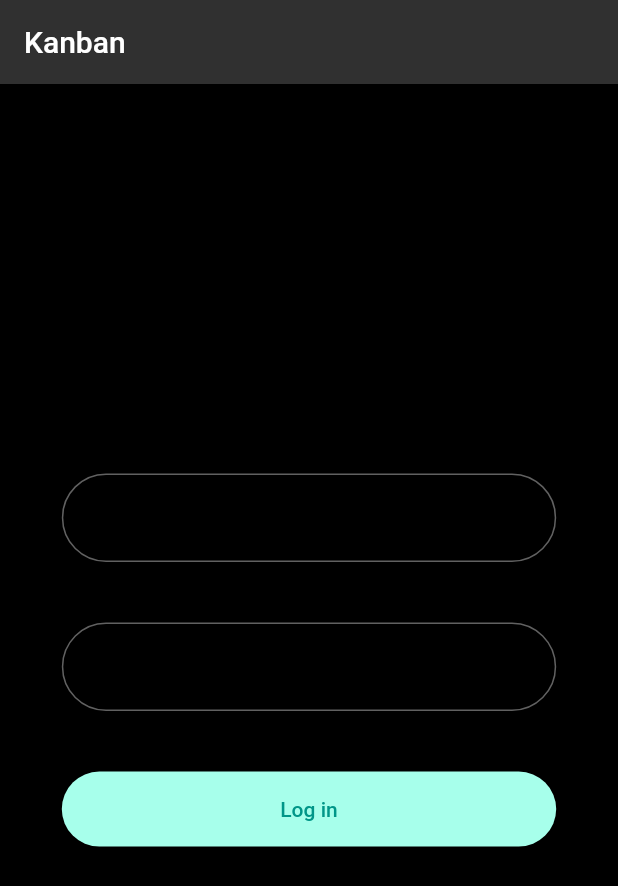
After one commit to lelsweyr17/login_demo_app, a Flutter app: the screen it shows after launch, on a phone screen of 412 x 824 dp. The commit adds this screen. Shown: the top 886 px of the screen. Run offline on Flutter 3.47's test engine with Material 2 defaults, Android fonts, the phone set to English and light mode, and no system bars; our stand-ins replace bloc, flutter_bloc.

Commit message:
Add validation, login bloc. TODO: global app state

```diff
--- a/lib/app/my_app.dart
+++ /dev/null
@@ -1,21 +0,0 @@
-import 'package:flutter/material.dart';
-import 'package:login_demo_app/app/pages/home_page.dart';
-import 'package:login_demo_app/app/pages/login_page.dart';
-import 'package:login_demo_app/app/theme.dart';
-
-class MyApp extends StatelessWidget {
-  @override
-  Widget build(BuildContext context) {
-    return MaterialApp(
-      title: 'Flutter Demo',
-      theme: Themes.mainTheme(),
-      initialRoute: '/',
-      routes: appRoutes,
-    );
-  }
-
-  final Map<String, WidgetBuilder> appRoutes = {
-    '/': (context) => LoginPage(),
-    '/home' : (context) => HomePage(),
-  };
-}
--- /dev/null
+++ b/lib/bloc/login_bloc/login_event.dart
@@ -0,0 +1,34 @@
+abstract class LoginEvent {
+  const LoginEvent();
+
+  @override
+  List<Object> get props => [];
+}
+
+class LoginUsernameChange extends LoginEvent {
+  final String username;
+
+  LoginUsernameChange(this.username);
+
+  @override
+  List<Object> get props => [username];
+}
+
+class LoginPasswordChange extends LoginEvent {
+  final String password;
+
+  LoginPasswordChange(this.password);
+
+  @override
+  List<Object> get props => [password];
+}
+
+class LoginWithCredentialsPressed extends LoginEvent {
+  final String username;
+  final String password;
+
+  LoginWithCredentialsPressed(this.username, this.password);
+
+  @override
+  List<Object> get props => [username, password];
+}
--- /dev/null
+++ b/lib/bloc/login_bloc/login_state.dart
@@ -0,0 +1,75 @@
+class LoginState {
+  final bool isUsernameValid;
+  final bool isPasswordValid;
+  final bool isSubmitting;
+  final bool isSuccess;
+  final bool isFailure;
+
+  bool get isFormValid => isUsernameValid && isPasswordValid;
+
+  LoginState(
+      {required this.isUsernameValid,
+      required this.isPasswordValid,
+      required this.isSubmitting,
+      required this.isSuccess,
+      required this.isFailure});
+
+  factory LoginState.empty() {
+    return LoginState(
+        isUsernameValid: true,
+        isPasswordValid: true,
+        isSubmitting: false,
+        isSuccess: false,
+        isFailure: false);
+  }
+
+  factory LoginState.loading() {
+    return LoginState(
+        isUsernameValid: true,
+        isPasswordValid: true,
+        isSubmitting: true,
+        isSuccess: false,
+        isFailure: false);
+  }
+
+  factory LoginState.failure() {
+    return LoginState(
+        isUsernameValid: true,
+        isPasswordValid: true,
+        isSubmitting: false,
+        isSuccess: false,
+        isFailure: true);
+  }
+
+  factory LoginState.success() {
+    return LoginState(
+        isUsernameValid: true,
+        isPasswordValid: true,
+        isSubmitting: false,
+        isSuccess: true,
+        isFailure: false);
+  }
+
+  LoginState copyWith(
+      {bool? isUsernameValid,
+      bool? isPasswordValid,
+      bool? isSubmitting,
+      bool? isSuccess,
+      bool? isFailure}) {
+    return LoginState(
+        isUsernameValid: isUsernameValid ?? this.isUsernameValid,
+        isPasswordValid: isPasswordValid ?? this.isPasswordValid,
+        isSubmitting: isSubmitting ?? this.isSubmitting,
+        isSuccess: isSuccess ?? this.isSuccess,
+        isFailure: isFailure ?? this.isFailure);
+  }
+
+  LoginState update({bool? isUsernameValid, bool? isPasswordValid}) {
+    return copyWith(
+        isUsernameValid: isUsernameValid,
+        isPasswordValid: isPasswordValid,
+        isSubmitting: false,
+        isSuccess: false,
+        isFailure: false);
+  }
+}
--- a/lib/main.dart
+++ b/lib/main.dart
@@ -1,4 +1,4 @@
 import 'package:flutter/material.dart';
-import 'package:login_demo_app/app/my_app.dart';
+import 'package:login_demo_app/my_app.dart';
 
 void main() => runApp(MyApp());
--- /dev/null
+++ b/lib/my_app.dart
@@ -0,0 +1,21 @@
+import 'package:flutter/material.dart';
+import 'package:login_demo_app/pages/home_page.dart';
+import 'package:login_demo_app/pages/login/login_page.dart';
+import 'package:login_demo_app/theme.dart';
+
+class MyApp extends StatelessWidget {
+  @override
+  Widget build(BuildContext context) {
+    return MaterialApp(
+      title: 'Flutter Demo',
+      theme: Themes.mainTheme(),
+      initialRoute: '/',
+      routes: appRoutes,
+    );
+  }
+
+  final Map<String, WidgetBuilder> appRoutes = {
+    '/': (context) => LoginPage(),
+    '/home' : (context) => HomePage(),
+  };
+}
--- /dev/null
+++ b/lib/pages/login/login_form.dart
@@ -0,0 +1,125 @@
+import 'package:flutter/material.dart';
+import 'package:flutter_bloc/flutter_bloc.dart';
+import 'package:login_demo_app/bloc/login_bloc/login_bloc.dart';
+import 'package:login_demo_app/bloc/login_bloc/login_event.dart';
+import 'package:login_demo_app/bloc/login_bloc/login_state.dart';
+
+class LoginForm extends StatefulWidget {
+  @override
+  _LoginFormState createState() => _LoginFormState();
+}
+
+class _LoginFormState extends State<LoginForm> {
+  final TextEditingController _usernameController = TextEditingController();
+  final TextEditingController _passwordController = TextEditingController();
+
+  bool get isPopulated =>
+      _usernameController.text.isNotEmpty &&
+      _passwordController.text.isNotEmpty;
+
+  bool isLoginButtonEnabled(LoginState state) {
+    return state.isFormValid && isPopulated && !state.isSubmitting;
+  }
+
+  LoginBloc _loginBloc = LoginBloc();
+
+  @override
+  void initState() {
+    super.initState();
+    _loginBloc = BlocProvider.of<LoginBloc>(context);
+    _usernameController.addListener(_onUsernameChanged);
+    _passwordController.addListener(_onPasswordChanged);
+  }
+
+  void _onUsernameChanged() {
+    _loginBloc.add(LoginUsernameChange(_usernameController.text));
+  }
+
+  void _onPasswordChanged() {
+    _loginBloc.add(LoginPasswordChange(_passwordController.text));
+  }
+
+  void _onFormSubmitted() {
+    _loginBloc.add(LoginWithCredentialsPressed(
+        _usernameController.text, _passwordController.text));
+  }
+
+  @override
+  void dispose() {
+    _usernameController.dispose();
+    _passwordController.dispose();
+    super.dispose();
+  }
+
+  @override
+  Widget build(BuildContext context) {
+    return BlocListener<LoginBloc, LoginState>(
+      listener: (context, state) {},
+      child: BlocBuilder<LoginBloc, LoginState>(builder: (context, state) {
+        return Center(
+          child: Container(
+            height: MediaQuery.of(context).size.height * 0.4,
+            width: MediaQuery.of(context).size.width * 0.8,
+            child: Column(
+              crossAxisAlignment: CrossAxisAlignment.center,
+              mainAxisAlignment: MainAxisAlignment.spaceEvenly,
+              children: [
+                SampleTextField(
+                    _usernameController,
+                    state.isUsernameValid,
+                    state.isUsernameValid ? null : 'Minimum is 4 characters',
+                    false),
+                SampleTextField(
+                    _passwordController,
+                    state.isPasswordValid,
+                    state.isPasswordValid ? null : 'Minimum is 8 characters',
+                    true),
+                logInButton(context),
+              ],
+            ),
+          ),
+        );
+      }),
+    );
+  }
+
+  Widget logInButton(context) {
+    return BlocBuilder<LoginBloc, LoginState>(builder: (context, state) {
+      return Container(
+          width: MediaQuery.of(context).size.width,
+          height: 50,
+          decoration: BoxDecoration(
+            borderRadius:
+                BorderRadius.circular(MediaQuery.of(context).size.height * 0.5),
+            color: Theme.of(context).accentColor,
+          ),
+          child: TextButton(
+            child: Text('Log in',
+                style: TextStyle(color: Theme.of(context).primaryColor)),
+            onPressed: () {},
+          ));
+    });
+  }
+
+  Widget SampleTextField(controller, isValid, errorMessage, obscure) {
+    return TextField(
+        obscureText: obscure,
+        controller: controller,
+        textAlign: TextAlign.center,
+        cursorColor: Theme.of(context).accentColor,
+        decoration: InputDecoration(
+          errorText: !isValid ? errorMessage : null,
+          focusedBorder: OutlineInputBorder(
+            borderRadius:
+                BorderRadius.circular(MediaQuery.of(context).size.height * 0.5),
+            borderSide: BorderSide(
+                width: 2,
+                color: isValid ? Theme.of(context).accentColor : Colors.red),
+          ),
+          border: OutlineInputBorder(
+              borderRadius: BorderRadius.circular(
+                  MediaQuery.of(context).size.height * 0.5),
+              borderSide: BorderSide(color: Theme.of(context).accentColor)),
+        ));
+  }
+}
--- /dev/null
+++ b/lib/pages/login/login_page.dart
@@ -0,0 +1,20 @@
+import 'package:flutter/material.dart';
+import 'package:flutter_bloc/flutter_bloc.dart';
+import 'package:login_demo_app/bloc/login_bloc/login_bloc.dart';
+import 'package:login_demo_app/pages/login/login_form.dart';
+
+class LoginPage extends StatelessWidget {
+  @override
+  Widget build(BuildContext context) {
+    return Scaffold(
+      appBar: AppBar(
+        title: Text('Kanban'),
+        centerTitle: false,
+      ),
+      body: BlocProvider<LoginBloc>(
+        create: (context) => LoginBloc(),
+        child: LoginForm(),
+      ),
+    );
+  }
+}
--- a/pubspec.yaml
+++ b/pubspec.yaml
@@ -28,8 +28,9 @@ dependencies:
   # The following adds the Cupertino Icons font to your application.
   # Use with the CupertinoIcons class for iOS style icons.
   cupertino_icons: ^1.0.2
-  equatable: ^2.0.3
   bloc: ^7.0.0
+  uuid: ^3.0.4
+  flutter_bloc: ^7.1.0
 
 dev_dependencies:
   flutter_test:
```
Also changed, not shown: lib/app/bloc/login_bloc/login_bloc.dart (deleted, +0 -42 lines), lib/app/bloc/login_bloc/login_event.dart (deleted, +0 -34 lines), lib/app/bloc/login_bloc/login_state.dart (deleted, +0 -85 lines), lib/app/pages/login_page.dart (deleted, +0 -83 lines), lib/bloc/login_bloc/login_bloc.dart (added, +53 -0 lines), lib/utils/validators.dart (added, +9 -0 lines), lib/pages/home_page.dart (renamed from lib/app/pages/home_page.dart), lib/theme.dart (renamed from lib/app/theme.dart), pubspec.lock, 2 other files.
